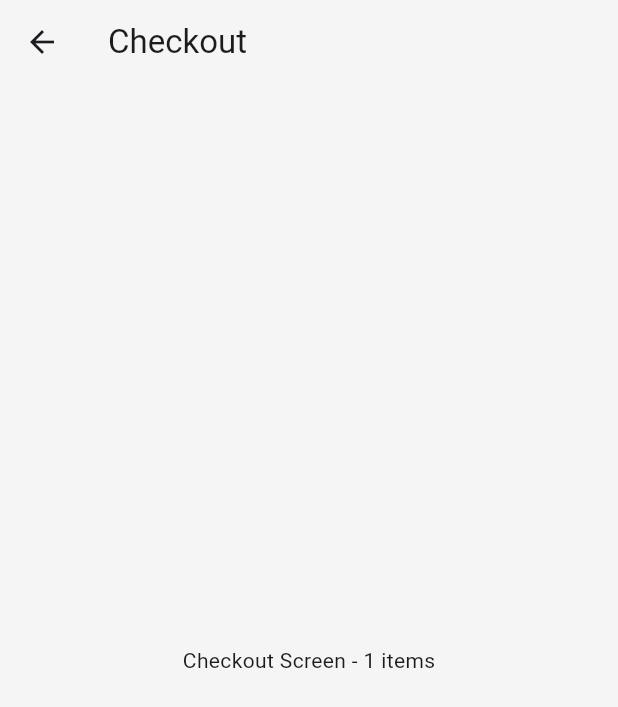
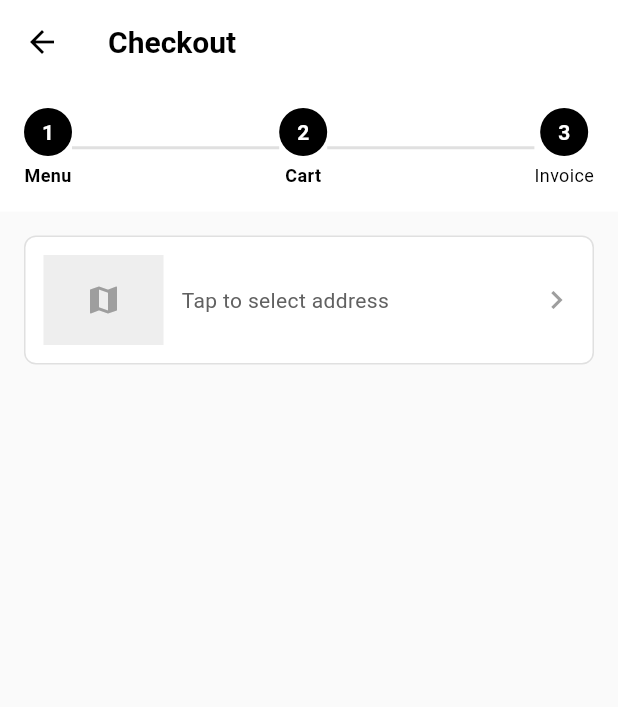
Before and after one commit to VYKETETRORP/Flutter-kh-paint, a Flutter app: the CartScreen screen opened directly, after a tap on the "add" icon, after a tap on "Review payment and address", on a phone screen of 412 x 824 dp. Shown: the top 707 px of the screen. Run offline on Flutter 3.47's test engine with Material 3 defaults, Android fonts, the phone set to English and light mode, and no system bars; our stand-ins replace google_maps_flutter, image_picker, shared_preferences; accounts and stored records are empty.

Commit message:
invoice cart

```diff
--- a/lib/cart_screan_2.dart
+++ b/lib/cart_screan_2.dart
@@ -1,4 +1,5 @@
 import 'package:flutter/material.dart';
+import 'package:test_form/invoice_screen.dart';
 
 class CartScreen extends StatefulWidget {
   final List<CartItem> cartItems;
@@ -99,6 +100,7 @@ class _CartScreenState extends State<CartScreen> {
       SnackBar(
         content: Text('${item.name} added to cart'),
         duration: Duration(seconds: 1),
+        backgroundColor: Colors.green,
       ),
     );
   }
@@ -618,7 +620,7 @@ class _CartScreenState extends State<CartScreen> {
                           context,
                           MaterialPageRoute(
                             builder: (context) =>
-                                CheckoutScreen(cartItems: cartItems),
+                                InvoiceScreen(),
                           ),
                         );
                       },
--- /dev/null
+++ b/lib/invoice_screen.dart
@@ -0,0 +1,184 @@
+import 'package:flutter/material.dart';
+import 'package:google_maps_flutter/google_maps_flutter.dart';
+import 'cart_screan_2.dart';
+class InvoiceScreen extends StatefulWidget {
+  const InvoiceScreen({super.key});
+
+  @override
+  State<InvoiceScreen> createState() => _InvoiceScreenState();
+}
+
+class _InvoiceScreenState extends State<InvoiceScreen>{
+  LatLng? _selectedLatLng;
+    Widget build(BuildContext context) {
+
+    return Scaffold(
+      backgroundColor: Colors.grey[50],
+      appBar: AppBar(
+        backgroundColor: Colors.white,
+        elevation: 0,
+        leading: IconButton(
+          onPressed: () => Navigator.push(context, MaterialPageRoute(builder: (context) => CartScreen())),
+          icon: Icon(Icons.arrow_back, color: Colors.black),
+        ),
+        title: Text(
+          'Checkout',
+          style: TextStyle(
+            fontSize: 20,
+            fontWeight: FontWeight.bold,
+            color: Colors.black,
+          ),
+        ),
+      ),
+      body: Column(
+        children: [
+          Container(
+            padding: EdgeInsets.all(16),
+            color: Colors.white,
+            child: Row(
+              children: [
+                _buildProgressStep(1, 'Menu', true, true),
+                Expanded(child: Container(height: 2, color: Colors.grey[300])),
+                _buildProgressStep(2, 'Cart', true, true),
+                Expanded(child: Container(height: 2, color: Colors.grey[300])),
+                _buildProgressStep(3, 'Invoice', true, false),
+              ],
+            ),
+          ),
+              GestureDetector(
+            onTap: () async {
+              final picked = await Navigator.push<LatLng?>(
+                context,
+                MaterialPageRoute(
+                  builder: (context) => MapPickerScreen(
+                    initialPosition: LatLng(11.562108, 104.888535),
+                  ),
+                ),
+              );
+              if (picked != null) {
+                setState(() => _selectedLatLng = picked);
+              }
+            },
+            child: Container(
+              margin: EdgeInsets.all(16),
+              padding: EdgeInsets.all(12),
+              decoration: BoxDecoration(
+                color: Colors.white,
+                borderRadius: BorderRadius.circular(8),
+                border: Border.all(color: Colors.grey[300]!),
+              ),
+              child: Row(
+                children: [
+                  // simple map preview / icon
+                  Container(
+                    width: 80,
+                    height: 60,
+                    color: Colors.grey[200],
+                    child: _selectedLatLng == null
+                        ? Icon(Icons.map, color: Colors.grey)
+                        : Center(
+                            child: Text(
+                              'Lat\n${_selectedLatLng!.latitude.toStringAsFixed(4)}',
+                              textAlign: TextAlign.center,
+                              style: TextStyle(fontSize: 12),
+                            ),
+                          ),
+                  ),
+                  SizedBox(width: 12),
+                  Expanded(
+                    child: _selectedLatLng == null
+                        ? Text('Tap to select address', style: TextStyle(color: Colors.grey[700]))
+                        : Text('Lat: ${_selectedLatLng!.latitude.toStringAsFixed(6)}, Lng: ${_selectedLatLng!.longitude.toStringAsFixed(6)}'),
+                  ),
+                  Icon(Icons.keyboard_arrow_right, color: Colors.grey),
+                ],
+              ),
+            ),
+          ),
+        ],
+
+      ),
+
+    );
+  }
+}
+
+Widget _buildProgressStep(
+  int step,
+  String title,
+  bool isCompleted,
+  bool isActive,
+) {
+  return Column(
+    children: [
+      Container(
+        width: 32,
+        height: 32,
+        decoration: BoxDecoration(
+          color: isCompleted
+              ? Colors.black
+              : (isActive ? Colors.grey[800] : Colors.grey[300]),
+          shape: BoxShape.circle,
+        ),
+        child: Center(
+          child: Text(
+            '$step',
+            style: TextStyle(color: Colors.white, fontWeight: FontWeight.bold),
+          ),
+        ),
+      ),
+      SizedBox(height: 4),
+      Text(
+        title,
+        style: TextStyle(
+          fontSize: 12,
+          color: isCompleted || isActive ? Colors.black : Colors.grey[500],
+          fontWeight: isActive ? FontWeight.w600 : FontWeight.normal,
+        ),
+      ),
+    ],
+
+  );
+}
+// In your InvoiceScreen widget
+LatLng? _selectedLatLng;
+
+void _pickLocation(BuildContext context) async {
+  final picked = await Navigator.push(
+    context,
+    MaterialPageRoute(
+      builder: (context) => MapPickerScreen(
+        initialPosition: LatLng(11.562108, 104.888535), // Phnom Penh example
+      ),
+    ),
+  );
+  if (picked != null) {
+    // setState is not available in a non-State class, so handle accordingly
+    _selectedLatLng = picked;
+  }
+}
+
+// Dummy MapPickerScreen widget for demonstration
+class MapPickerScreen extends StatelessWidget {
+  final LatLng initialPosition;
+
+  const MapPickerScreen({Key? key, required this.initialPosition}) : super(key: key);
+
+  @override
+  Widget build(BuildContext context) {
+    // Replace this with your actual map picker implementation
+    return Scaffold(
+      appBar: AppBar(title: Text('Pick Location')),
+      body: Center(
+        child: ElevatedButton(
+          onPressed: () {
+            // Return the picked location
+            Navigator.pop(context, initialPosition);
+          },
+          child: Text('Pick this location'),
+        ),
+      ),
+    );
+  }
+
+}
--- a/lib/main.dart
+++ b/lib/main.dart
@@ -11,7 +11,7 @@ import 'item_screen.dart';
 import 'package:test_form/widgets/outlet_screen.dart';
 // import 'cart_screan_2.dart';
 import 'item_screen.dart';
-
+import 'invoice_screen.dart';
 void main() async {
   WidgetsFlutterBinding.ensureInitialized();
   final languageService = LanguageService();
@@ -43,7 +43,7 @@ class MyProgram extends StatelessWidget {
                 elevation: 0,
               ),
             ),
-            home: const ItemScreen
+            home: const InvoiceScreen
             (),
             // You can add routes here if needed
             // routes: {
--- a/pubspec.yaml
+++ b/pubspec.yaml
@@ -32,6 +32,9 @@ dependencies:
     sdk: flutter
   shared_preferences: ^2.2.2
   provider: ^6.0.5
+  google_maps_flutter: ^2.5.0
+  geolocator: ^11.0.0
+
 
   # The following adds the Cupertino Icons font to your application.
   # Use with the CupertinoIcons class for iOS style icons.
```
Also changed, not shown: lib/widgets/google_map_screen.dart (added, +60 -0 lines), pubspec.lock, 4 other files.
